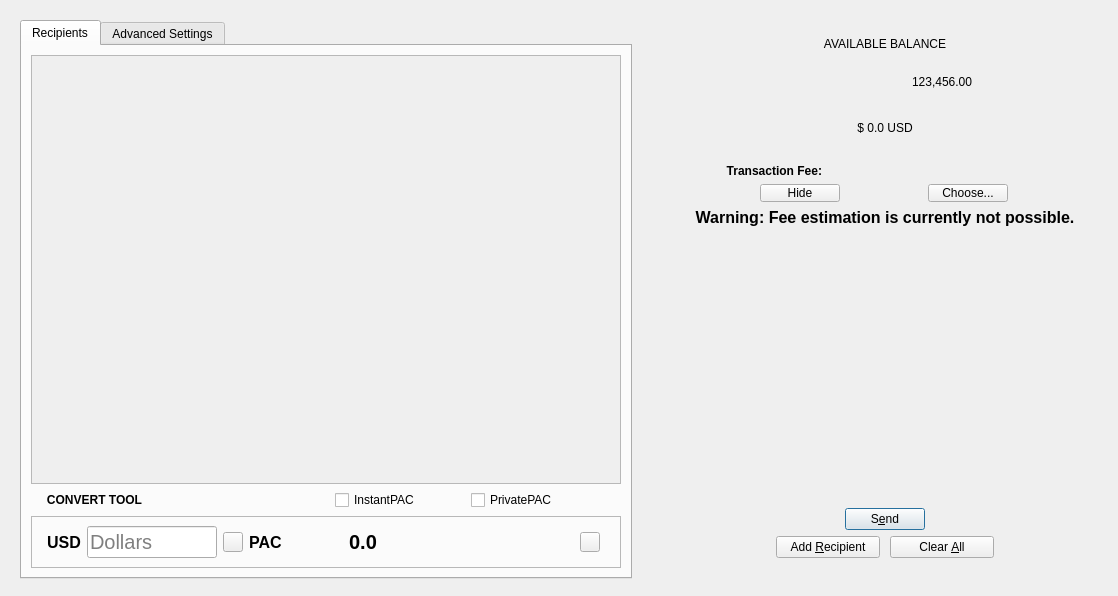
This is src/qt/forms/sendcoinsdialog.ui in BeatKebit/dash as Qt 5 draws it before an edit. The edited form follows.
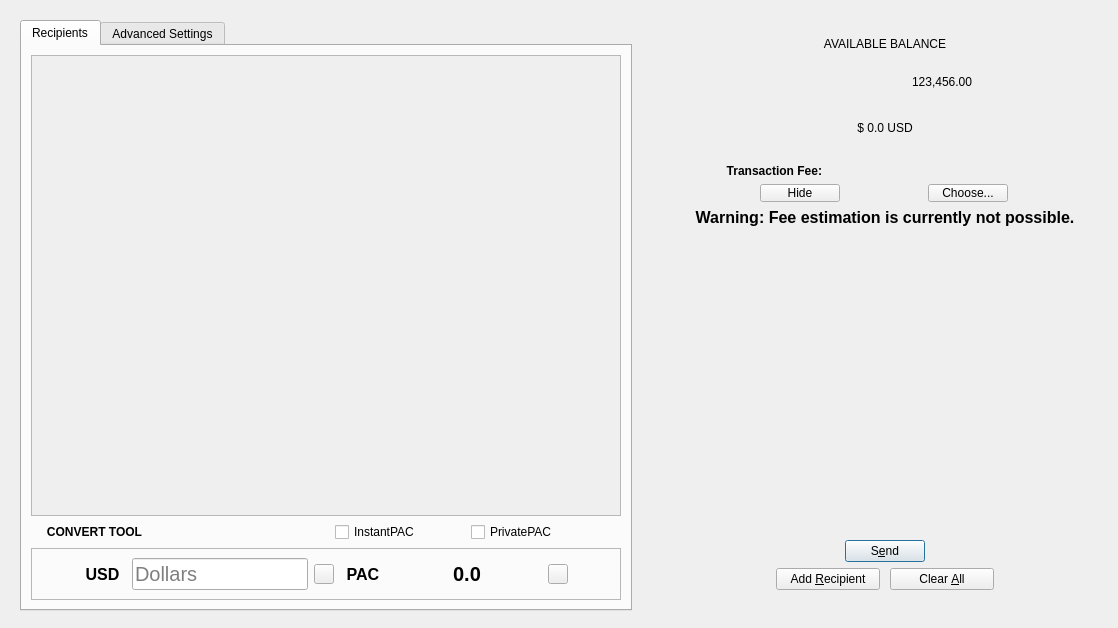
This is the edited form. Icons and pictures are not drawn. Custom widgets are drawn as their Qt base class.

```diff
--- a/src/qt/forms/sendcoinsdialog.ui
+++ b/src/qt/forms/sendcoinsdialog.ui
@@ -7,7 +7,7 @@
     <x>0</x>
     <y>0</y>
     <width>1118</width>
-    <height>596</height>
+    <height>628</height>
    </rect>
   </property>
   <property name="windowTitle">
@@ -67,7 +67,7 @@
                  <x>0</x>
                  <y>0</y>
                  <width>590</width>
-                 <height>427</height>
+                 <height>459</height>
                 </rect>
                </property>
                <layout class="QVBoxLayout" name="verticalLayout_2" stretch="0,1">
@@ -272,7 +272,7 @@
                   <enum>Qt::Horizontal</enum>
                  </property>
                  <property name="sizeType">
-                  <enum>QSizePolicy::Fixed</enum>
+                  <enum>QSizePolicy::Expanding</enum>
                  </property>
                  <property name="sizeHint" stdset="0">
                   <size>
@@ -285,11 +285,17 @@
                <item>
                 <widget class="QLabel" name="CurrencyToConvert">
                  <property name="sizePolicy">
-                  <sizepolicy hsizetype="Fixed" vsizetype="Preferred">
+                  <sizepolicy hsizetype="Expanding" vsizetype="Preferred">
                    <horstretch>0</horstretch>
                    <verstretch>0</verstretch>
                   </sizepolicy>
                  </property>
+                 <property name="maximumSize">
+                  <size>
+                   <width>50</width>
+                   <height>16777215</height>
+                  </size>
+                 </property>
                  <property name="font">
                   <font>
                    <pointsize>12</pointsize>
@@ -308,7 +314,7 @@
                <item>
                 <widget class="QLineEdit" name="lineConvertCurrency">
                  <property name="sizePolicy">
-                  <sizepolicy hsizetype="Fixed" vsizetype="Fixed">
+                  <sizepolicy hsizetype="Preferred" vsizetype="Fixed">
                    <horstretch>0</horstretch>
                    <verstretch>0</verstretch>
                   </sizepolicy>
@@ -321,7 +327,7 @@
                  </property>
                  <property name="maximumSize">
                   <size>
-                   <width>130</width>
+                   <width>16777215</width>
                    <height>16777215</height>
                   </size>
                  </property>
@@ -378,7 +384,7 @@
                <item>
                 <widget class="QLabel" name="iconLabelConvertedCurrency">
                  <property name="sizePolicy">
-                  <sizepolicy hsizetype="Fixed" vsizetype="Preferred">
+                  <sizepolicy hsizetype="Expanding" vsizetype="Preferred">
                    <horstretch>0</horstretch>
                    <verstretch>0</verstretch>
                   </sizepolicy>
@@ -391,7 +397,7 @@
                  </property>
                  <property name="maximumSize">
                   <size>
-                   <width>16777215</width>
+                   <width>50</width>
                    <height>16777215</height>
                   </size>
                  </property>
@@ -435,7 +441,7 @@
                <item>
                 <widget class="QLabel" name="labelConvertion">
                  <property name="sizePolicy">
-                  <sizepolicy hsizetype="Expanding" vsizetype="Preferred">
+                  <sizepolicy hsizetype="Preferred" vsizetype="Preferred">
                    <horstretch>0</horstretch>
                    <verstretch>0</verstretch>
                   </sizepolicy>
@@ -470,38 +476,6 @@
                  </property>
                 </widget>
                </item>
-               <item>
-                <spacer name="horizontalSpacer_19">
-                 <property name="orientation">
-                  <enum>Qt::Horizontal</enum>
-                 </property>
-                 <property name="sizeType">
-                  <enum>QSizePolicy::Expanding</enum>
-                 </property>
-                 <property name="sizeHint" stdset="0">
-                  <size>
-                   <width>40</width>
-                   <height>20</height>
-                  </size>
-                 </property>
-                </spacer>
-               </item>
-               <item>
-                <spacer name="horizontalSpacer_17">
-                 <property name="orientation">
-                  <enum>Qt::Horizontal</enum>
-                 </property>
-                 <property name="sizeType">
-                  <enum>QSizePolicy::Expanding</enum>
-                 </property>
-                 <property name="sizeHint" stdset="0">
-                  <size>
-                   <width>40</width>
-                   <height>20</height>
-                  </size>
-                 </property>
-                </spacer>
-               </item>
                <item>
                 <widget class="QPushButton" name="copyPacs">
                  <property name="sizePolicy">
@@ -536,7 +510,7 @@
                   <enum>Qt::Horizontal</enum>
                  </property>
                  <property name="sizeType">
-                  <enum>QSizePolicy::Fixed</enum>
+                  <enum>QSizePolicy::Expanding</enum>
                  </property>
                  <property name="sizeHint" stdset="0">
                   <size>
```
Left out of the diff: 28 changed lines with no effect on the pictures. Lines whose indentation alone changed are shown as unchanged.
